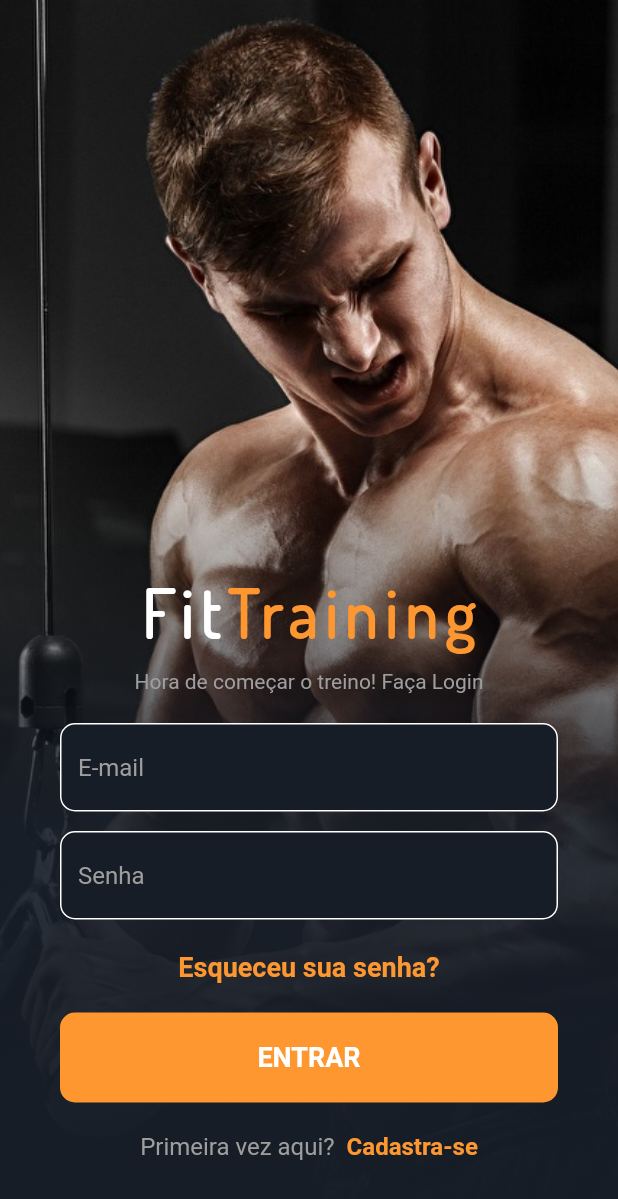
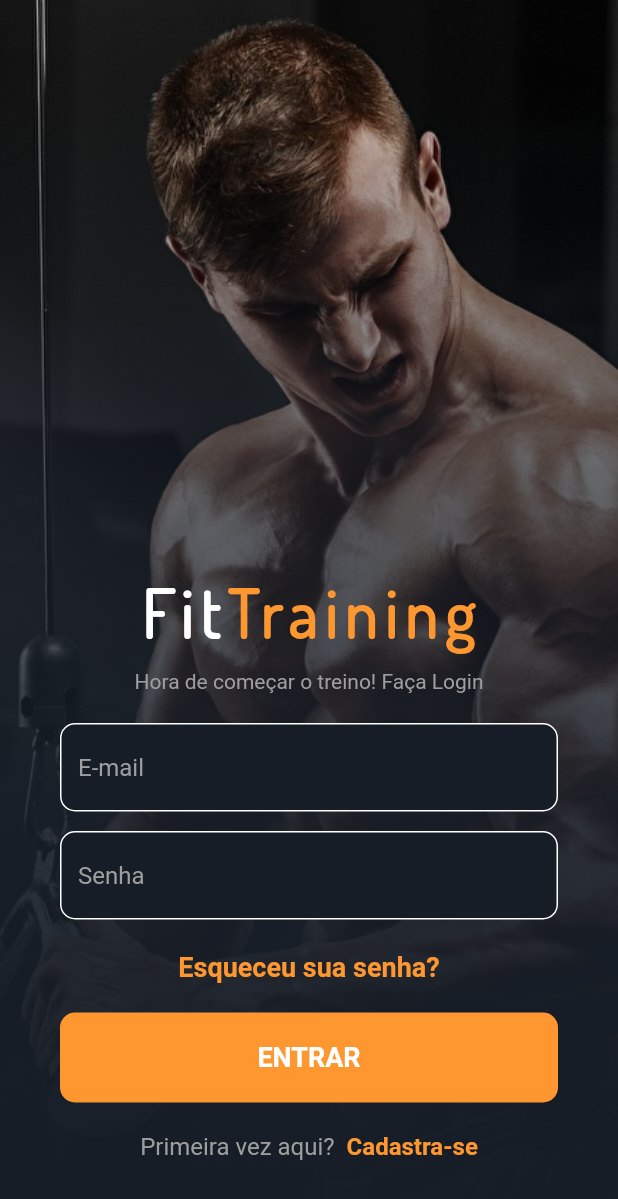
Before and after one commit to ErisvaldoCorreia/login_design, a Flutter app: the screen it shows after launch, on a phone screen of 412 x 824 dp. Shown: the top 1199 px of the screen. Run offline on Flutter 3.47's test engine with Material 2 defaults, Android fonts, the phone set to English and light mode, and no system bars; our stand-ins replace flutter_spinkit.

```diff
--- a/lib/modules/intro_page.dart
+++ b/lib/modules/intro_page.dart
@@ -1,8 +1,7 @@
 import 'dart:async';
-
 import 'package:flutter/material.dart';
 import 'package:flutter_spinkit/flutter_spinkit.dart';
-import 'package:login_design/modules/login_page.dart';
+import 'login_page.dart';
 
 class IntroPage extends StatefulWidget {
   @override
--- a/lib/modules/login_page.dart
+++ b/lib/modules/login_page.dart
@@ -1,18 +1,14 @@
 import 'package:flutter/material.dart';
-
 import 'home_page.dart';
 
 class LoginPage extends StatelessWidget {
   @override
   Widget build(BuildContext context) {
-    return Scaffold(
-      backgroundColor: Color(0xff161d27),
-      body: GestureDetector(
-        onTap: () => FocusScope.of(context).unfocus(),
-        child: Stack(
-          children: [
-            Container(
+    return Container(
+      width: double.infinity,
+      height: double.infinity,
       decoration: BoxDecoration(
+        color: Color(0xff161d27),
         image: DecorationImage(
           image: AssetImage(
             'assets/muscleEntry.jpg',
@@ -20,13 +16,18 @@ class LoginPage extends StatelessWidget {
           fit: BoxFit.cover,
         ),
       ),
-            ),
+      child: Scaffold(
+        backgroundColor: Colors.transparent,
+        body: GestureDetector(
+          onTap: () => FocusScope.of(context).unfocus(),
+          child: Stack(
+            children: [
               Container(
                 decoration: BoxDecoration(
                   gradient: LinearGradient(
                     colors: [
                       Colors.transparent,
-                    Colors.transparent,
+                      Color(0xff161d27).withOpacity(0.6),
                       Color(0xff161d27).withOpacity(0.9),
                       Color(0xff161d27),
                     ],
@@ -74,6 +75,7 @@ class LoginPage extends StatelessWidget {
                       height: 60,
                       padding: EdgeInsets.symmetric(horizontal: 40),
                       child: TextField(
+                        keyboardType: TextInputType.emailAddress,
                         style: TextStyle(
                           fontSize: 16,
                           color: Colors.white,
@@ -105,6 +107,8 @@ class LoginPage extends StatelessWidget {
                       height: 60,
                       padding: EdgeInsets.symmetric(horizontal: 40),
                       child: TextField(
+                        keyboardType: TextInputType.number,
+                        obscureText: true,
                         style: TextStyle(
                           fontSize: 16,
                           color: Colors.white,
@@ -198,6 +202,7 @@ class LoginPage extends StatelessWidget {
             ],
           ),
         ),
+      ),
     );
   }
 }
```
Lines whose indentation alone changed are shown as unchanged.
